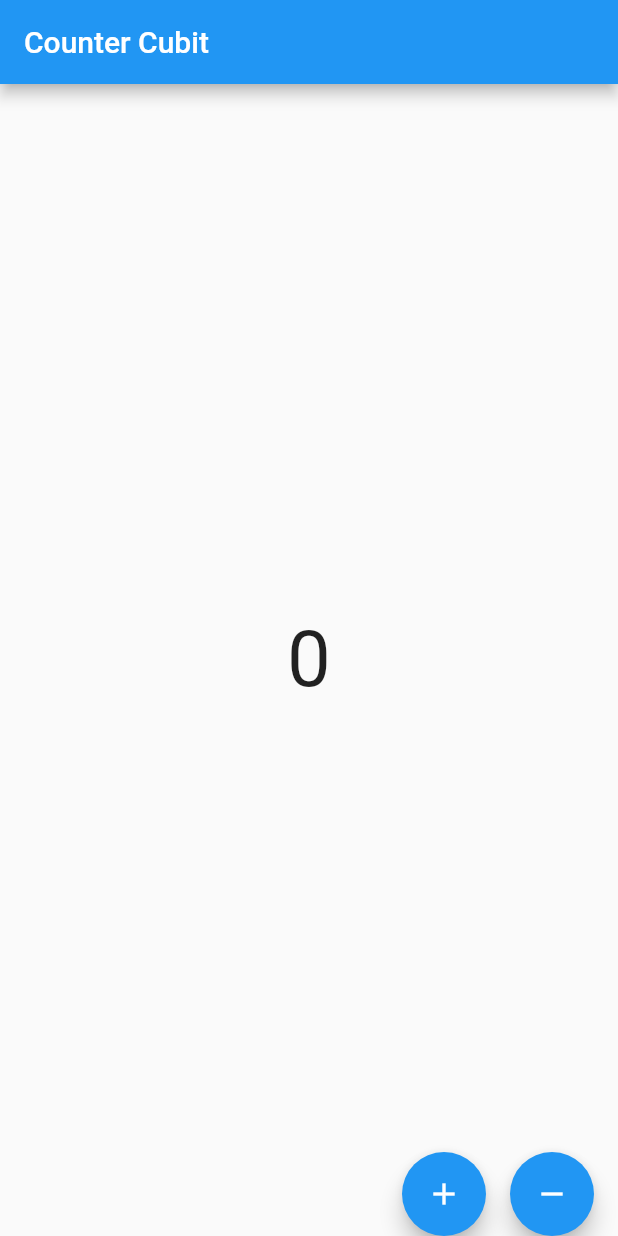
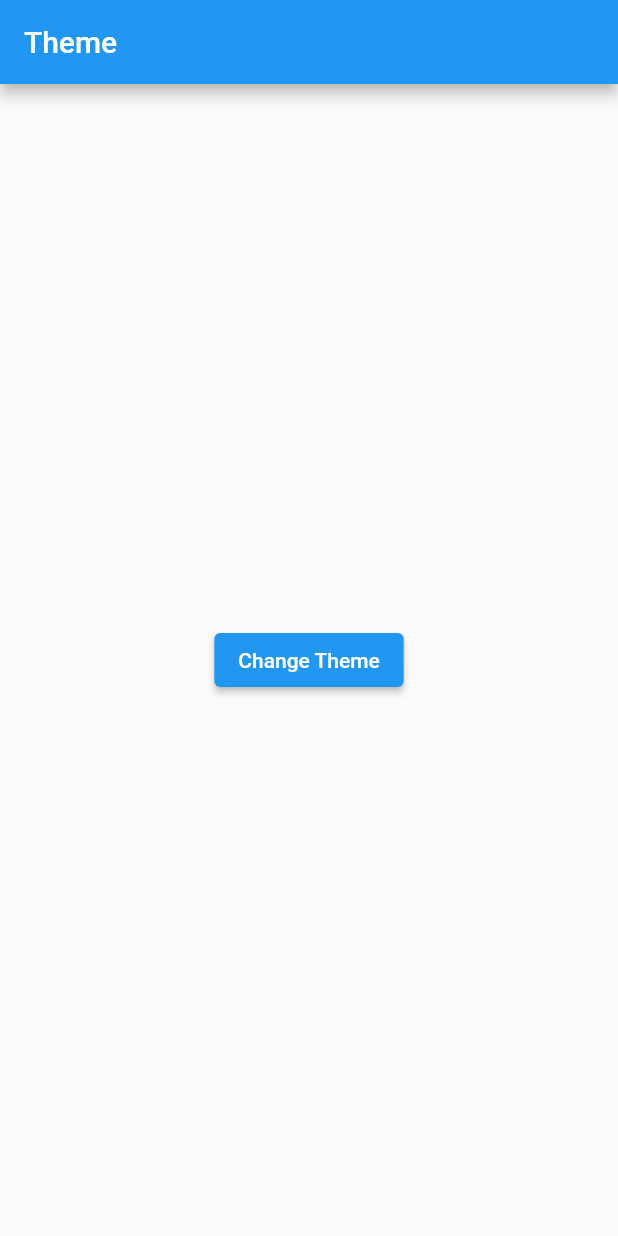
Before and after one commit to a01r066/flutter_bloc_demo, a Flutter app: the screen it shows after launch, on a phone screen of 412 x 824 dp. Run offline on Flutter 3.47's test engine with Material 2 defaults, Android fonts, the phone set to English and light mode, and no system bars; our stand-ins replace bloc, equatable, flutter_bloc.

Commit message:
Theme change with Bloc

```diff
--- a/lib/app_widget.dart
+++ b/lib/app_widget.dart
@@ -1,30 +1,31 @@
-import 'package:bloc_demo/blocs/bloc_counter.dart';
+import 'package:bloc_demo/blocs/counter/bloc_counter.dart';
+import 'package:bloc_demo/blocs/theme/theme_page.dart';
 import 'package:flutter/material.dart';
 import 'package:flutter_bloc/flutter_bloc.dart';
-import 'blocs/bloc_counter_page.dart';
-import 'cubits/counter/cubit_counter.dart';
-import 'cubits/counter/cubit_counter_page.dart';
+import 'blocs/counter/bloc_counter_page.dart';
 
 class AppWidget extends StatelessWidget {
   @override
   Widget build(BuildContext context) {
-    return MaterialApp(
-      title: 'Material App',
-      home: Scaffold(
-        appBar: AppBar(
-          title: Text('Counter Cubit'),
-        ),
-        // Work with Cubit
-        // body: BlocProvider<CounterImpl>(
-        //   create: (context) => CounterImpl(),
-        //   child: CubitCounterPage(),
-        // ),
-        // Work with Bloc
-        body: BlocProvider<BlocCounter>(
-          create: (context) => BlocCounter(),
-          child: const BlocCounterPage(),
-        ),
-      ),
-    );
+    // Work with theme
+    return ThemePage();
+    // return MaterialApp(
+    //   title: 'Material App',
+    //   home: Scaffold(
+    //     appBar: AppBar(
+    //       title: Text('Counter Cubit'),
+    //     ),
+    //     // Work with Cubit
+    //     // body: BlocProvider<CounterImpl>(
+    //     //   create: (context) => CounterImpl(),
+    //     //   child: CubitCounterPage(),
+    //     // ),
+    //     // Work with Bloc
+    //     body: BlocProvider<BlocCounter>(
+    //       create: (context) => BlocCounter(),
+    //       child: const BlocCounterPage(),
+    //     ),
+    //   ),
+    // );
   }
 }
--- a/lib/blocs/bloc_counter.dart
+++ b/lib/blocs/counter/bloc_counter.dart
@@ -1,5 +1,5 @@
-import 'package:bloc_demo/blocs/bloc_counter_event.dart';
-import 'package:bloc_demo/blocs/bloc_counter_state.dart';
+import 'package:bloc_demo/blocs/counter/bloc_counter_event.dart';
+import 'package:bloc_demo/blocs/counter/bloc_counter_state.dart';
 import 'package:flutter_bloc/flutter_bloc.dart';
 
 class BlocCounter extends Bloc<BlocCounterEvent, BlocCounterState> {
--- a/lib/blocs/bloc_counter_page.dart
+++ b/lib/blocs/counter/bloc_counter_page.dart
@@ -1,9 +1,8 @@
-import 'package:bloc_demo/blocs/bloc_counter.dart';
-import 'package:bloc_demo/blocs/bloc_counter_event.dart';
-import 'package:bloc_demo/blocs/bloc_other_page.dart';
+import 'package:bloc_demo/blocs/counter/bloc_counter.dart';
+import 'package:bloc_demo/blocs/counter/bloc_counter_event.dart';
+import 'package:bloc_demo/blocs/counter/bloc_other_page.dart';
 import 'package:flutter/material.dart';
 import 'package:flutter_bloc/flutter_bloc.dart';
-
 import 'bloc_counter_state.dart';
 
 class BlocCounterPage extends StatelessWidget {
@@ -33,7 +32,7 @@ class BlocCounterPage extends StatelessWidget {
           return Scaffold(
             body: Center(
               child: Text(
-                '${context.read<BlocCounter>().state.counter}',
+                '${context.watch<BlocCounter>().state.counter}',
                 style: TextStyle(fontSize: 52.0),
               ),
             ),
--- /dev/null
+++ b/lib/blocs/theme/theme_bloc.dart
@@ -0,0 +1,19 @@
+import 'dart:async';
+
+import 'package:bloc/bloc.dart';
+import 'package:equatable/equatable.dart';
+
+part 'theme_event.dart';
+part 'theme_state.dart';
+
+class ThemeBloc extends Bloc<ThemeEvent, ThemeState> {
+  ThemeBloc() : super(ThemeState.initial()) {
+    on<ChangeThemeEvent>((event, emit) {
+      if(event.randInt % 2 == 0){
+        emit(state.copyWith(appTheme: AppTheme.light));
+      } else {
+        emit(state.copyWith(appTheme: AppTheme.dark));
+      }
+    });
+  }
+}
--- /dev/null
+++ b/lib/blocs/theme/theme_event.dart
@@ -0,0 +1,17 @@
+part of 'theme_bloc.dart';
+
+abstract class ThemeEvent extends Equatable {
+  const ThemeEvent();
+
+  @override
+  List<Object?> get props => [];
+}
+
+class ChangeThemeEvent extends ThemeEvent {
+  final int randInt;
+
+  const ChangeThemeEvent({ required this.randInt });
+
+  @override
+  List<Object?> get props => [randInt];
+}
--- /dev/null
+++ b/lib/blocs/theme/theme_page.dart
@@ -0,0 +1,39 @@
+import 'dart:math';
+
+import 'package:bloc_demo/blocs/theme/theme_bloc.dart';
+import 'package:flutter/material.dart';
+import 'package:flutter_bloc/flutter_bloc.dart';
+
+class ThemePage extends StatelessWidget {
+  @override
+  Widget build(BuildContext context) {
+    return BlocProvider(
+      create: (context) => ThemeBloc(),
+      child: BlocConsumer<ThemeBloc, ThemeState>(
+        listener: (context, state){
+          // BlocProvider.of<ThemeBloc>(context).state.appTheme;
+          context.read<ThemeBloc>().state.appTheme;
+        },
+        builder: (context, state){
+          return MaterialApp(
+            title: 'Material App',
+            theme: state.appTheme == AppTheme.light ? ThemeData.light() : ThemeData.dark(),
+            home: Scaffold(
+              appBar: AppBar(
+                title: Text('Theme'),
+              ),
+              body: Center(
+                child: ElevatedButton(onPressed: (){
+                  final randInt = Random().nextInt(10);
+                  // BlocProvider.of<ThemeBloc>(context).add(ChangeThemeEvent(randInt: randInt));
+                  context.read<ThemeBloc>().add(ChangeThemeEvent(randInt: randInt));
+                },
+                child: Text("Change Theme"),),
+              ),
+            ),
+          );
+        },
+      ),
+    );
+  }
+}
--- /dev/null
+++ b/lib/blocs/theme/theme_state.dart
@@ -0,0 +1,27 @@
+part of 'theme_bloc.dart';
+
+enum AppTheme {
+  light,
+  dark
+}
+
+class ThemeState extends Equatable {
+  final AppTheme appTheme;
+  const ThemeState({required this.appTheme });
+
+  @override
+  List<Object?> get props => [appTheme];
+
+  @override
+  String toString() {
+    return "Theme: $appTheme";
+  }
+
+  factory ThemeState.initial(){
+    return const ThemeState(appTheme: AppTheme.light);
+  }
+
+  ThemeState copyWith({ AppTheme? appTheme }){
+    return ThemeState(appTheme: appTheme ?? this.appTheme);
+  }
+}
--- a/lib/cubits/counter/cubit_counter_page.dart
+++ b/lib/cubits/counter/cubit_counter_page.dart
@@ -32,7 +32,7 @@ class CubitCounterPage extends StatelessWidget {
             return Center(
               child: Text(
                 '${state.counter}',
-                style: const TextStyle(fontSize: 50.0),
+                style: const TextStyle(fontSize: 52.0),
               ),
             );
           },
```
Also changed, not shown: lib/blocs/counter/bloc_counter_event.dart (renamed from lib/blocs/bloc_counter_event.dart), lib/blocs/counter/bloc_counter_state.dart (renamed from lib/blocs/bloc_counter_state.dart), lib/blocs/counter/bloc_other_page.dart (renamed from lib/blocs/bloc_other_page.dart).
